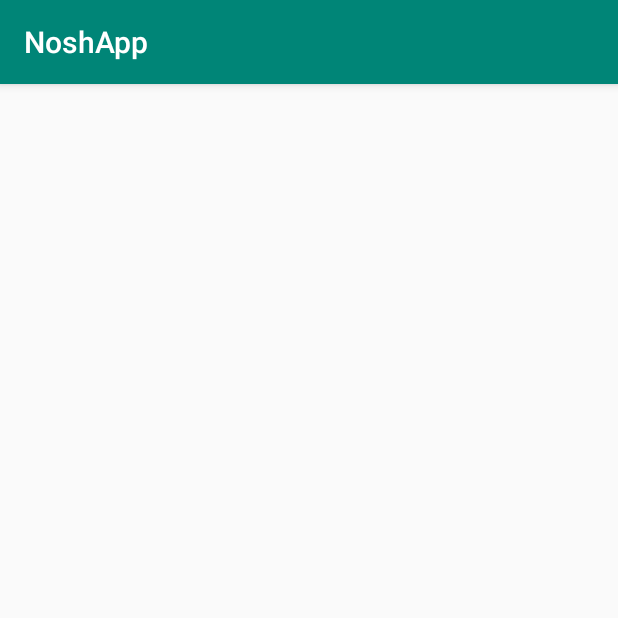
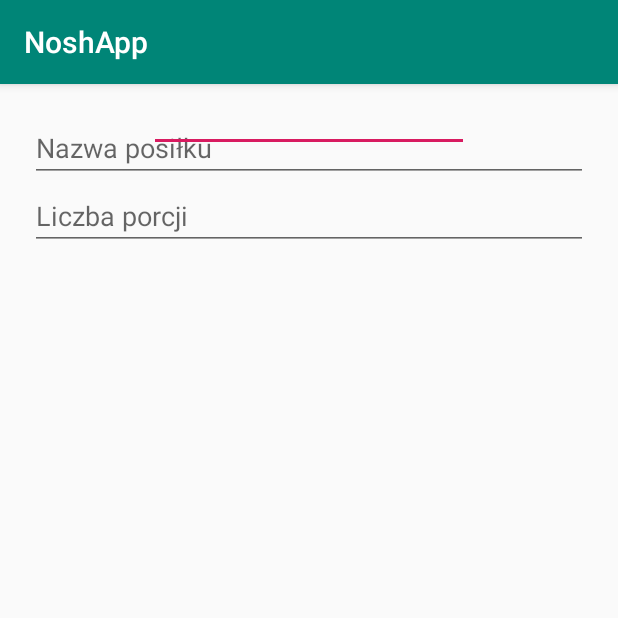
Before and after one commit to kszpieg/nosh-app, an Android app: the AddMealActivity screen opened directly, with no data from a screen before it, on a phone screen of 412 x 824 dp, the top half of it. Run offline under Robolectric (Android 15) with nearby library versions, the phone set to English and light mode, and no system bars; Roboto replaces fonts that are not available here.

Commit message:
Start work on AddMealActivity. Add two EditText in layout. Comment code in MapsActivity.

```diff
--- a/app/src/main/java/com/example/noshapp/AddMealActivity.java
+++ b/app/src/main/java/com/example/noshapp/AddMealActivity.java
@@ -10,5 +10,7 @@ public class AddMealActivity extends AppCompatActivity {
     protected void onCreate(Bundle savedInstanceState) {
         super.onCreate(savedInstanceState);
         setContentView(R.layout.activity_add_meal);
+
+
     }
 }
--- a/app/src/main/java/com/example/noshapp/MapsActivity.java
+++ b/app/src/main/java/com/example/noshapp/MapsActivity.java
@@ -109,7 +109,8 @@ public class MapsActivity extends FragmentActivity implements OnMapReadyCallback
         Geocoder geocoder = new Geocoder(MapsActivity.this);
         List<Address> list = new ArrayList<>();
         try {
-            list = geocoder.getFromLocationName(searchString, 5);
+            list = geocoder.getFromLocationName(searchString, 1);
+//            list = geocoder.getFromLocationName(searchString, 5);
         } catch (IOException e) {
             //throw exception
         }
@@ -117,11 +118,10 @@ public class MapsActivity extends FragmentActivity implements OnMapReadyCallback
         if (list.size() > 0) {
             Address address = list.get(0);
             MoveCamera(new LatLng(address.getLatitude(), address.getLongitude()), DEFAULT_ZOOM, address.getAddressLine(0));
-            for (int i = 1; i < list.size(); i++) {
-                address = list.get(i);
-                makeMarkers(new LatLng(address.getLatitude(),address.getLongitude()),address.getAddressLine(0));
-            }
-
+//            for (int i = 1; i < list.size(); i++) {
+//                address = list.get(i);
+//                makeMarkers(new LatLng(address.getLatitude(),address.getLongitude()),address.getAddressLine(0));
+//            }
         }
     }
 
--- a/app/src/main/res/layout/activity_add_meal.xml
+++ b/app/src/main/res/layout/activity_add_meal.xml
@@ -1,9 +1,48 @@
 <?xml version="1.0" encoding="utf-8"?>
-<androidx.constraintlayout.widget.ConstraintLayout xmlns:android="http://schemas.android.com/apk/res/android"
+<ScrollView xmlns:android="http://schemas.android.com/apk/res/android"
     xmlns:app="http://schemas.android.com/apk/res-auto"
     xmlns:tools="http://schemas.android.com/tools"
     android:layout_width="match_parent"
-    android:layout_height="match_parent"
-    tools:context=".AddMealActivity">
+    android:layout_height="match_parent">
 
-</androidx.constraintlayout.widget.ConstraintLayout>
+    <androidx.constraintlayout.widget.ConstraintLayout
+        android:layout_width="match_parent"
+        android:layout_height="wrap_content"
+        tools:context=".AddMealActivity">
+
+        <EditText
+            android:id="@+id/etMealName"
+            android:layout_width="match_parent"
+            android:layout_height="wrap_content"
+            android:layout_marginStart="20dp"
+            android:layout_marginTop="20dp"
+            android:layout_marginEnd="20dp"
+            android:hint="Nazwa posiłku"
+            app:layout_constraintEnd_toEndOf="parent"
+            app:layout_constraintStart_toStartOf="parent"
+            app:layout_constraintTop_toTopOf="parent" />
+
+        <EditText
+            android:id="@+id/etMealCount"
+            android:layout_width="match_parent"
+            android:layout_height="wrap_content"
+            android:layout_marginStart="20dp"
+            android:layout_marginEnd="20dp"
+            android:hint="Liczba porcji"
+            app:layout_constraintEnd_toEndOf="parent"
+            app:layout_constraintStart_toStartOf="parent"
+            app:layout_constraintTop_toBottomOf="@+id/etMealName" />
+
+        <EditText
+            android:id="@+id/editText"
+            android:layout_width="wrap_content"
+            android:layout_height="wrap_content"
+            android:ems="10"
+            android:gravity="start|top"
+            android:inputType="textMultiLine"
+            app:layout_constraintEnd_toEndOf="parent"
+            app:layout_constraintStart_toStartOf="parent"
+            tools:layout_editor_absoluteY="76dp" />
+
+    </androidx.constraintlayout.widget.ConstraintLayout>
+</ScrollView>
```
